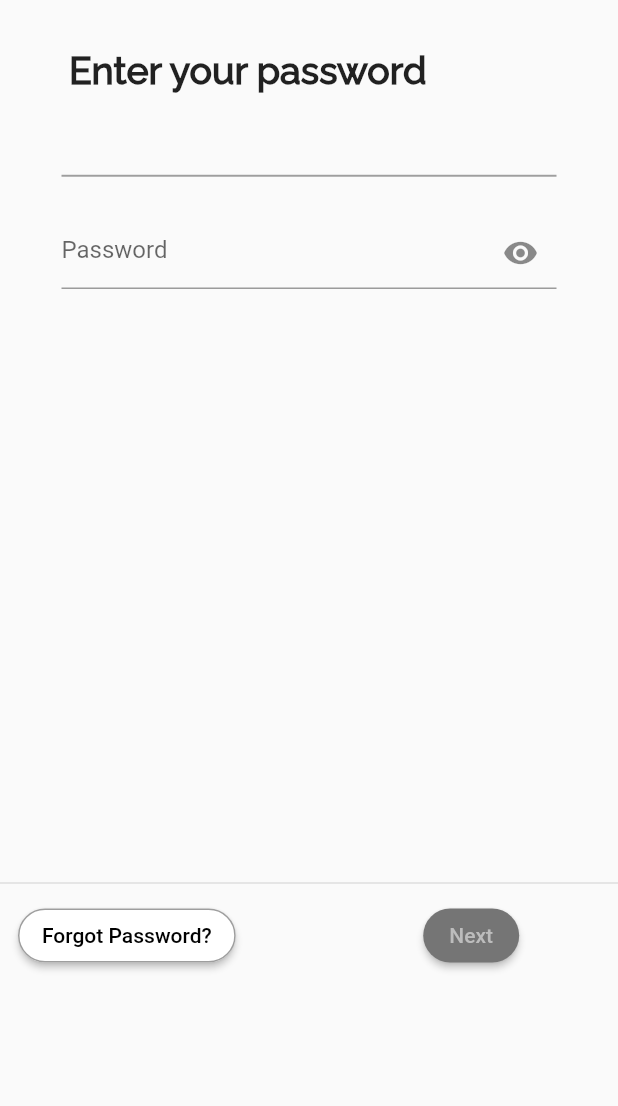
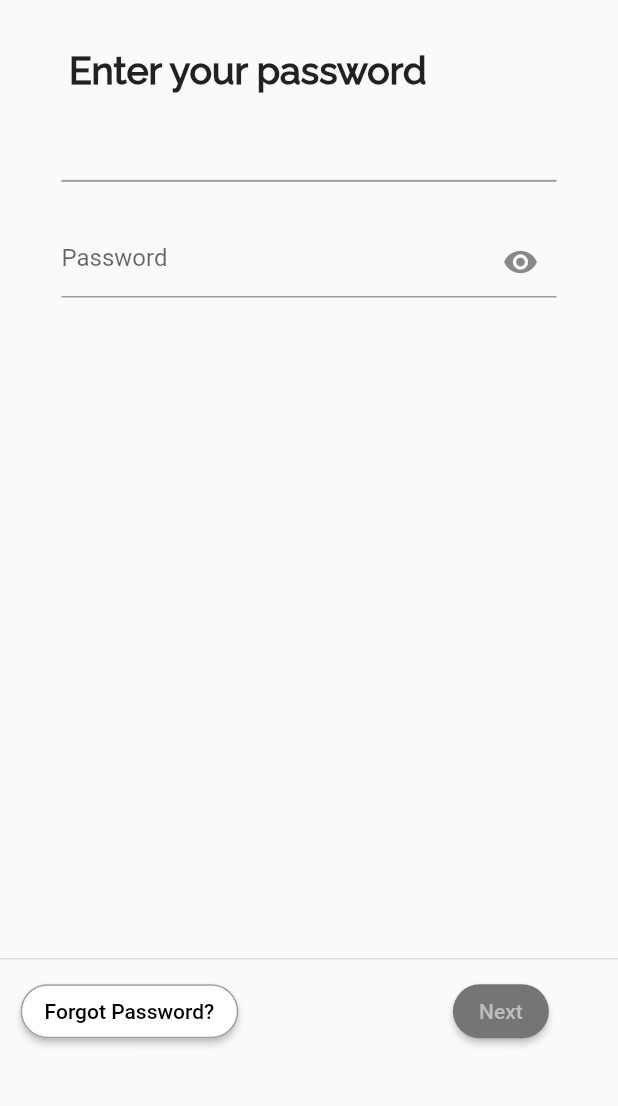
Before and after one commit to Nader-Youhanna/Twitter-App-Flutter, a Flutter app: the Login screen opened directly, after a tap on "Next", on a phone screen of 412 x 824 dp, the part 122-1228 px from its top. Run offline on Flutter 3.47's test engine with Material 2 defaults, Android fonts, the phone set to English and light mode, and no system bars; drawn by our look-alikes of overlay_support; our stand-ins replace country_code_picker, csc_picker, firebase_auth, firebase_core, firebase_messaging, fl_chart and 7 more; missing offline and left inert: country_state_city_pro, flutter_verification_code; accounts and stored records are empty; network calls fail.

Commit message:
Fixed some dimensions

```diff
--- a/android_app/lib/widgets/Log In/enter_password.dart
+++ b/android_app/lib/widgets/Log In/enter_password.dart
@@ -1,5 +1,6 @@
 import 'dart:async';
 import 'package:android_app/widgets/Explore/explore_page.dart';
+import 'package:flutter/foundation.dart';
 import 'package:flutter/material.dart';
 import 'package:http/http.dart' as http;
 import 'dart:convert';
@@ -27,8 +28,14 @@ class EnterPasswordPage extends StatefulWidget {
 class _EnterPasswordPageState extends State<EnterPasswordPage> {
   final GlobalKey<FormState> _passwordKey = GlobalKey<FormState>();
 
+  bool isAndroid = true;
   String lastValidatedPassword = "";
   String lastRejectedPassword = "";
+  double screenWidth = 0;
+  double screenHeight = 0;
+  void initState() {
+    isAndroid = (defaultTargetPlatform == TargetPlatform.android);
+  }
 
   bool _validateCredentials(String password) {
     if (lastValidatedPassword == password) {
@@ -151,6 +158,10 @@ class _EnterPasswordPageState extends State<EnterPasswordPage> {
 
   @override
   Widget build(BuildContext context) {
+    setState(() {
+      screenWidth = MediaQuery.of(context).size.width;
+      screenHeight = MediaQuery.of(context).size.height;
+    });
     return Scaffold(
       body: SingleChildScrollView(
         child: Column(
@@ -215,7 +226,11 @@ class _EnterPasswordPageState extends State<EnterPasswordPage> {
                 ),
               ),
             ),
-            const SizedBox(height: 30),
+            SizedBox(
+              height: isAndroid
+                  ? screenHeight * (30 / 740)
+                  : screenHeight * (8 / 1000),
+            ),
             SizedBox(
               width: _textFieldWidth,
               child: Column(
@@ -236,7 +251,11 @@ class _EnterPasswordPageState extends State<EnterPasswordPage> {
                 ],
               ),
             ),
-            const SizedBox(height: 20),
+            SizedBox(
+              height: isAndroid
+                  ? screenHeight * (20 / 740)
+                  : screenHeight * (8 / 1000),
+            ),
             SizedBox(
               width: _textFieldWidth,
               child: Form(
@@ -275,7 +294,10 @@ class _EnterPasswordPageState extends State<EnterPasswordPage> {
                 ),
               ),
             ),
-            const SizedBox(height: 395),
+            SizedBox(
+              height:
+                  isAndroid ? screenHeight * (395 / 740) : screenHeight * 0.53,
+            ),
             const Divider(
               height: 2,
               thickness: 0.9,
@@ -283,7 +305,11 @@ class _EnterPasswordPageState extends State<EnterPasswordPage> {
             const SizedBox(height: 10),
             Row(
               children: <Widget>[
-                const SizedBox(width: 12),
+                SizedBox(
+                  width: isAndroid
+                      ? screenWidth * (12 / 360)
+                      : screenWidth * (250 / 1000),
+                ),
                 ElevatedButton(
                   child: const Text(
                     'Forgot Password?',
@@ -306,7 +332,11 @@ class _EnterPasswordPageState extends State<EnterPasswordPage> {
                     ),
                   ),
                 ),
-                const SizedBox(width: 125),
+                SizedBox(
+                  width: isAndroid
+                      ? screenWidth * (125 / 360)
+                      : screenWidth * (500 / 1000),
+                ),
                 ElevatedButton(
                   child: const Text('Next'),
                   onPressed: () {
--- a/android_app/lib/widgets/Log In/login.dart
+++ b/android_app/lib/widgets/Log In/login.dart
@@ -13,6 +13,9 @@ class _LoginState extends State<Login> {
   var _usernameIsEntered = false;
   String _username = '';
   bool isAndroid = true;
+
+  double screenWidth = 0;
+  double screenHeight = 0;
 
   void initState() {
     isAndroid = (defaultTargetPlatform == TargetPlatform.android);
@@ -42,6 +45,10 @@ class _LoginState extends State<Login> {
 
   @override
   Widget build(BuildContext context) {
+    setState(() {
+      screenWidth = MediaQuery.of(context).size.width;
+      screenHeight = MediaQuery.of(context).size.height;
+    });
     return Scaffold(
       body: SingleChildScrollView(
         child: Column(
@@ -169,7 +176,7 @@ class _LoginState extends State<Login> {
                 SizedBox(
                   width: isAndroid
                       ? MediaQuery.of(context).size.width * (125 / 360)
-                      : MediaQuery.of(context).size.width * (200 / 1000),
+                      : MediaQuery.of(context).size.width * (500 / 1000),
                 ),
                 ElevatedButton(
                   child: const Text('Next'),
```
Also changed, not shown: android_app/lib/widgets/Messages/empty_inbox_body.dart (+25 -3 lines).
